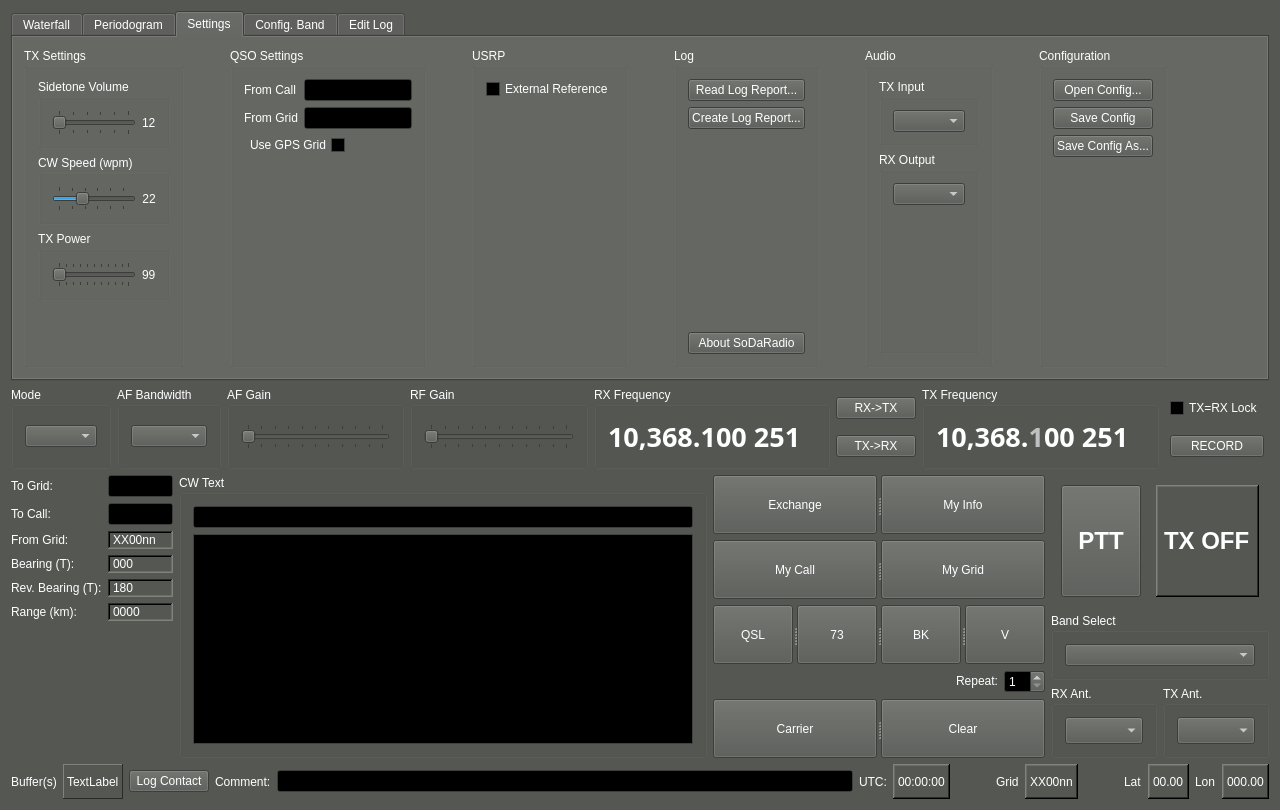
Qt form qtgui/mainwindow.ui (kb1vc/SoDaRadio) before a commit.
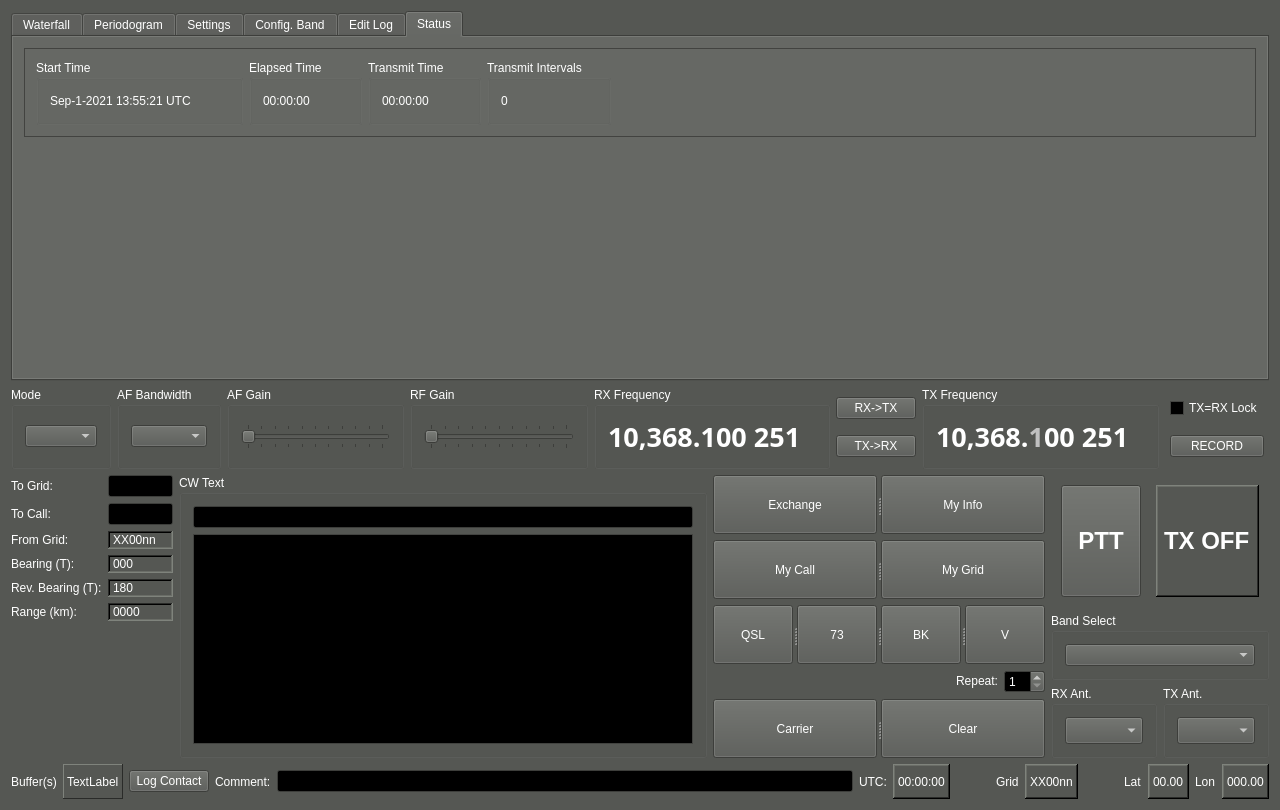
The same form after that commit. Icons and pictures are not drawn. Custom widgets are drawn as their Qt base class.

Commit message:
Added status tab with start time, elapsed, total transmit time, and number of transmit intervals.
The mainwindow is begging to be refactored, as there is a lot of
stuff packed in there.

The edit to the form file:
```diff
--- a/qtgui/mainwindow.ui
+++ b/qtgui/mainwindow.ui
@@ -464,7 +464,7 @@
        </size>
       </property>
       <property name="currentIndex">
-       <number>2</number>
+       <number>5</number>
       </property>
       <widget class="QWidget" name="Waterfall">
        <attribute name="title">
@@ -2078,6 +2078,167 @@
         </item>
        </layout>
       </widget>
+      <widget class="QWidget" name="Status">
+       <attribute name="title">
+        <string>Status</string>
+       </attribute>
+       <layout class="QVBoxLayout" name="verticalLayout_12">
+        <item>
+         <widget class="QFrame" name="frame">
+          <property name="frameShape">
+           <enum>QFrame::StyledPanel</enum>
+          </property>
+          <property name="frameShadow">
+           <enum>QFrame::Raised</enum>
+          </property>
+          <layout class="QHBoxLayout" name="horizontalLayout_20">
+           <item>
+            <widget class="QGroupBox" name="groupBox_10">
+             <property name="title">
+              <string>Start Time</string>
+             </property>
+             <layout class="QHBoxLayout" name="horizontalLayout_25">
+              <item>
+               <widget class="QLabel" name="StartTime_lbl">
+                <property name="text">
+                 <string>Sep-1-2021 13:55:21 UTC</string>
+                </property>
+               </widget>
+              </item>
+              <item>
+               <spacer name="horizontalSpacer_18">
+                <property name="orientation">
+                 <enum>Qt::Horizontal</enum>
+                </property>
+                <property name="sizeHint" stdset="0">
+                 <size>
+                  <width>40</width>
+                  <height>20</height>
+                 </size>
+                </property>
+               </spacer>
+              </item>
+             </layout>
+            </widget>
+           </item>
+           <item>
+            <widget class="QGroupBox" name="groupBox_11">
+             <property name="title">
+              <string>Elapsed Time</string>
+             </property>
+             <layout class="QHBoxLayout" name="horizontalLayout_24">
+              <item>
+               <widget class="QLabel" name="ElapsedTime_lbl">
+                <property name="text">
+                 <string>00:00:00</string>
+                </property>
+               </widget>
+              </item>
+              <item>
+               <spacer name="horizontalSpacer_19">
+                <property name="orientation">
+                 <enum>Qt::Horizontal</enum>
+                </property>
+                <property name="sizeHint" stdset="0">
+                 <size>
+                  <width>40</width>
+                  <height>20</height>
+                 </size>
+                </property>
+               </spacer>
+              </item>
+             </layout>
+            </widget>
+           </item>
+           <item>
+            <widget class="QGroupBox" name="groupBox_12">
+             <property name="title">
+              <string>Transmit Time</string>
+             </property>
+             <layout class="QHBoxLayout" name="horizontalLayout_23">
+              <item>
+               <widget class="QLabel" name="TransTime_lbl">
+                <property name="text">
+                 <string>00:00:00</string>
+                </property>
+               </widget>
+              </item>
+              <item>
+               <spacer name="horizontalSpacer_20">
+                <property name="orientation">
+                 <enum>Qt::Horizontal</enum>
+                </property>
+                <property name="sizeHint" stdset="0">
+                 <size>
+                  <width>40</width>
+                  <height>20</height>
+                 </size>
+                </property>
+               </spacer>
+              </item>
+             </layout>
+            </widget>
+           </item>
+           <item>
+            <widget class="QGroupBox" name="groupBox_13">
+             <property name="title">
+              <string>Transmit Intervals</string>
+             </property>
+             <layout class="QHBoxLayout" name="horizontalLayout_22">
+              <item>
+               <widget class="QLabel" name="TransInt_lbl">
+                <property name="text">
+                 <string>0</string>
+                </property>
+               </widget>
+              </item>
+              <item>
+               <spacer name="horizontalSpacer_21">
+                <property name="orientation">
+                 <enum>Qt::Horizontal</enum>
+                </property>
+                <property name="sizeHint" stdset="0">
+                 <size>
+                  <width>40</width>
+                  <height>20</height>
+                 </size>
+                </property>
+               </spacer>
+              </item>
+             </layout>
+            </widget>
+           </item>
+           <item>
+            <spacer name="horizontalSpacer_17">
+             <property name="orientation">
+              <enum>Qt::Horizontal</enum>
+             </property>
+             <property name="sizeHint" stdset="0">
+              <size>
+               <width>635</width>
+               <height>20</height>
+              </size>
+             </property>
+            </spacer>
+           </item>
+          </layout>
+         </widget>
+        </item>
+        <item>
+         <spacer name="verticalSpacer_10">
+          <property name="orientation">
+           <enum>Qt::Vertical</enum>
+          </property>
+          <property name="sizeHint" stdset="0">
+           <size>
+            <width>20</width>
+            <height>40</height>
+           </size>
+          </property>
+         </spacer>
+        </item>
+       </layout>
+      </widget>
      </widget>
     </item>
     <item>
```
The commit also changes 4 other files.
